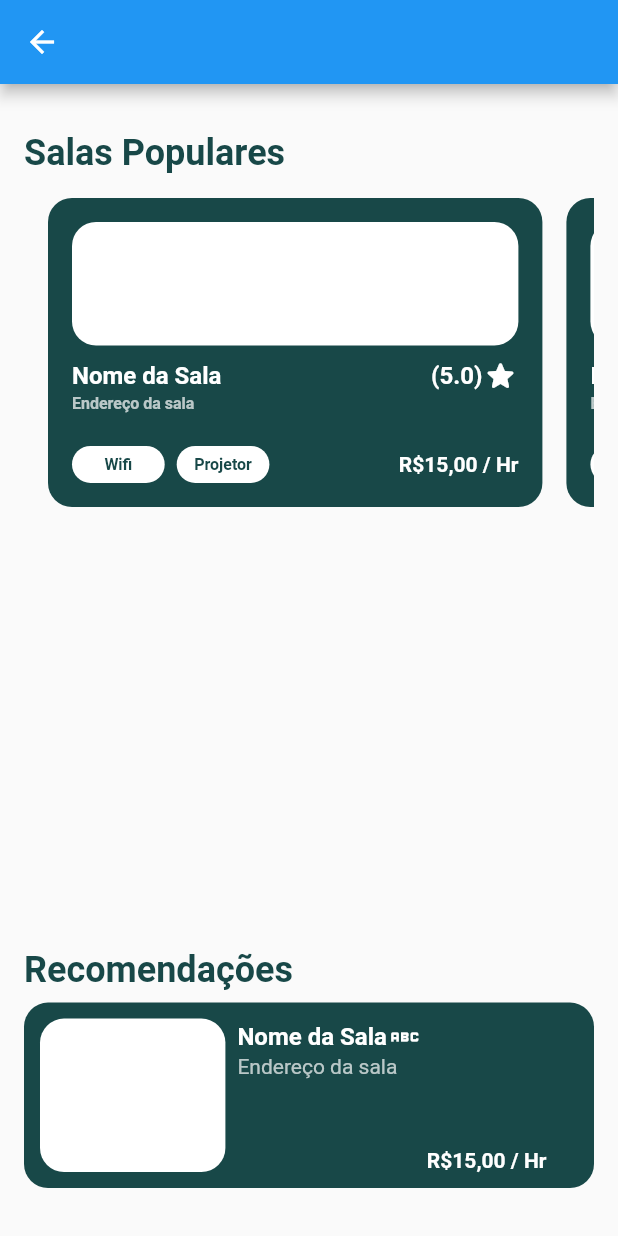
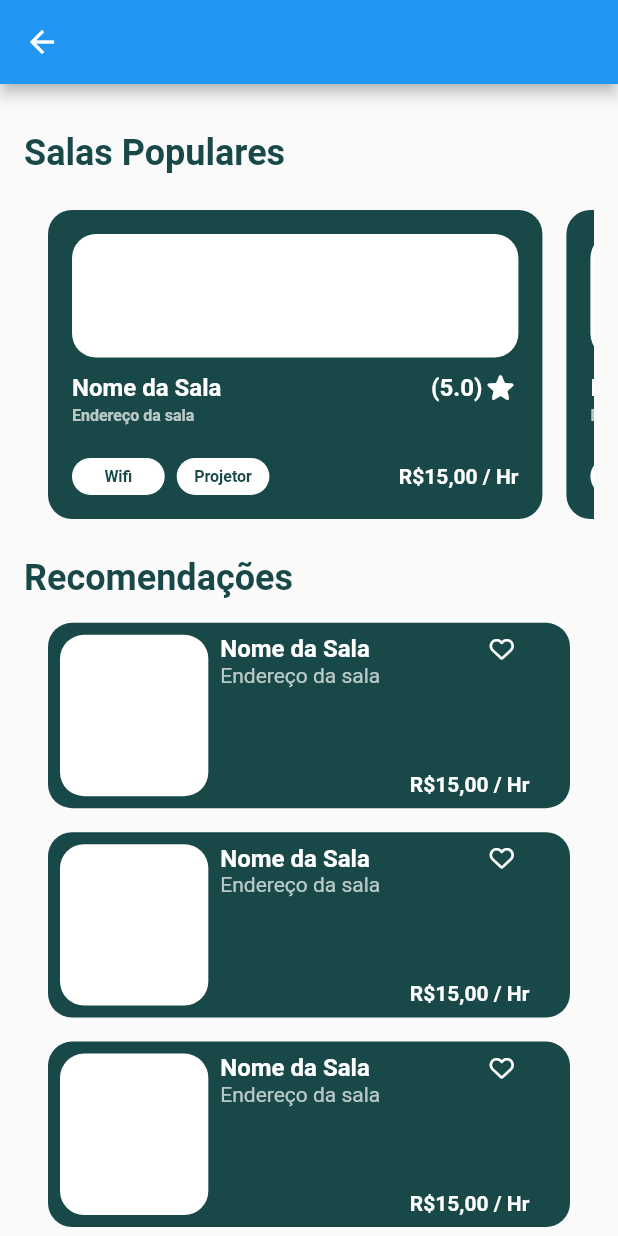
Before and after one commit to projetos-ifro/reserva_pra_mim, a Flutter app: the HomeScreen screen opened by its route, on a phone screen of 412 x 824 dp. Run offline on Flutter 3.47's test engine with Material 2 defaults, Android fonts, the phone set to English and light mode, and no system bars; our stand-ins replace firebase_auth, firebase_core, font_awesome_flutter, get; accounts and stored records are empty.

```diff
--- a/lib/views/pages/start/home_page.dart
+++ b/lib/views/pages/start/home_page.dart
@@ -18,33 +18,68 @@ class _HomeScreenState extends State<HomeScreen> {
 
     return Scaffold(
       appBar: AppBar(),
-      body: Padding(
+      body: ListView(
+        physics: BouncingScrollPhysics(),
+        children: <Widget>[
+          Padding(
             padding: EdgeInsets.symmetric(
-            horizontal: defaultpd, vertical: defaultpd * 2),
-        child: Column(crossAxisAlignment: CrossAxisAlignment.start, children: [
+              horizontal: defaultpd,
+              vertical: defaultpd * 2,
+            ),
+            child: Column(
+              crossAxisAlignment: CrossAxisAlignment.start,
+              children: [
                 Text(
                   'Salas Populares',
                   style: TextStyle(
                     color: bgColor,
                     fontSize: defaultpd * 1.5,
-                fontWeight: FontWeight.bold),
+                    fontWeight: FontWeight.bold,
                   ),
-          Expanded(
+                ),
+                SizedBox(height: defaultpd / 2),
+                Container(
+                  height:
+                      size.height * 0.3, // Defina uma altura inicial desejada
                   child: ListView.builder(
                     scrollDirection: Axis.horizontal,
-                physics: const BouncingScrollPhysics(),
+                    physics: BouncingScrollPhysics(),
                     padding: EdgeInsets.all(defaultpd),
-                itemCount: 4,
+                    itemCount: 4, // Defina o número de itens dinamicamente
                     itemBuilder: (BuildContext context, int index) {
                       return Padding(
                         padding: EdgeInsets.only(right: defaultpd),
                         child: CardPopularRoom(size: size),
                       );
-                }),
+                    },
                   ),
-          CardRecomendationRoom(size: size),
-          Container()
-        ]),
+                ),
+                Text(
+                  'Recomendações',
+                  style: TextStyle(
+                    color: bgColor,
+                    fontSize: defaultpd * 1.5,
+                    fontWeight: FontWeight.bold,
+                  ),
+                ),
+                Container(
+                  height: 2000, // Defina uma altura inicial desejada
+                  child: ListView.builder(
+                    physics: NeverScrollableScrollPhysics(),
+                    padding: EdgeInsets.all(defaultpd),
+                    itemCount: 4, // Defina o número de itens dinamicamente
+                    itemBuilder: (BuildContext context, int index) {
+                      return Padding(
+                        padding: EdgeInsets.only(bottom: defaultpd),
+                        child: CardRecomendationRoom(size: size),
+                      );
+                    },
+                  ),
+                ),
+              ],
+            ),
+          ),
+        ],
       ),
     );
   }
--- a/lib/views/widgets/card_recomendation_room.dart
+++ b/lib/views/widgets/card_recomendation_room.dart
@@ -1,4 +1,5 @@
 import 'package:flutter/material.dart';
+import 'package:font_awesome_flutter/font_awesome_flutter.dart';
 import '../../modelviews/constants.dart';
 
 class CardRecomendationRoom extends StatelessWidget {
@@ -11,33 +12,22 @@ class CardRecomendationRoom extends StatelessWidget {
 
   @override
   Widget build(BuildContext context) {
-    return Container(
-      child: Column(
+    return Column(
       crossAxisAlignment: CrossAxisAlignment.start,
       children: [
-          Text(
-            'Recomendações',
-            style: TextStyle(
-                fontSize: defaultpd * 1.5,
-                fontWeight: FontWeight.bold,
-                color: bgColor),
-          ),
-          SizedBox(
-            height: defaultpd / 2,
-          ),
         GestureDetector(
           onTap: () {},
           child: Container(
             height: size.height * .15,
+            width: size.width,
             decoration: BoxDecoration(
-                  color: bgColor,
-                  borderRadius: BorderRadius.circular(defaultpd)),
+                color: bgColor, borderRadius: BorderRadius.circular(defaultpd)),
             child: Padding(
-                padding: EdgeInsets.all(defaultpd / 1.5),
+              padding: EdgeInsets.all(defaultpd / 2),
               child: Row(children: [
                 Container(
                   height: size.height * .5,
-                    width: size.height * .15,
+                  width: size.height * .12,
                   decoration: BoxDecoration(
                       color: Colors.white,
                       borderRadius: BorderRadius.circular(defaultpd)),
@@ -57,9 +47,13 @@ class CardRecomendationRoom extends StatelessWidget {
                                 fontSize: defaultpd,
                                 fontWeight: FontWeight.bold),
                           ),
-                            const Icon(
-                              Icons.abc,
+                          const SizedBox(
+                            width: 80,
+                          ),
+                          FaIcon(
+                            FontAwesomeIcons.heart,
                             color: Colors.white,
+                            size: defaultpd,
                           )
                         ],
                       ),
@@ -88,7 +82,6 @@ class CardRecomendationRoom extends StatelessWidget {
           ),
         )
       ],
-      ),
     );
   }
 }
```
Also changed, not shown: pubspec.lock. Lines whose indentation alone changed are shown as unchanged.
